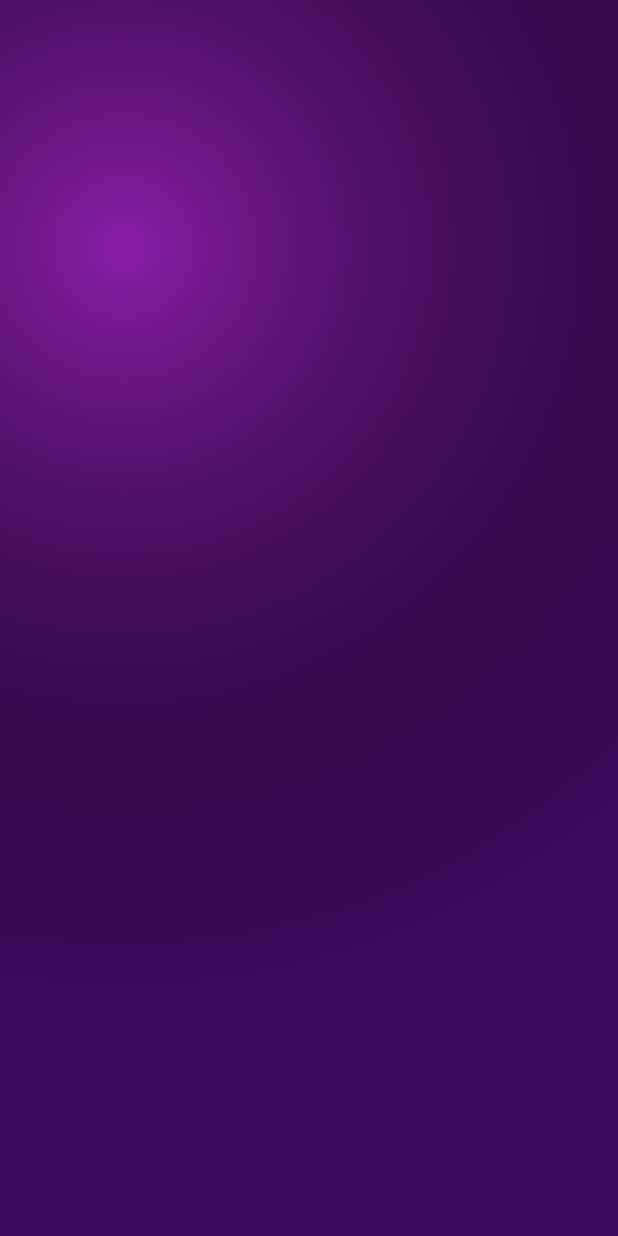
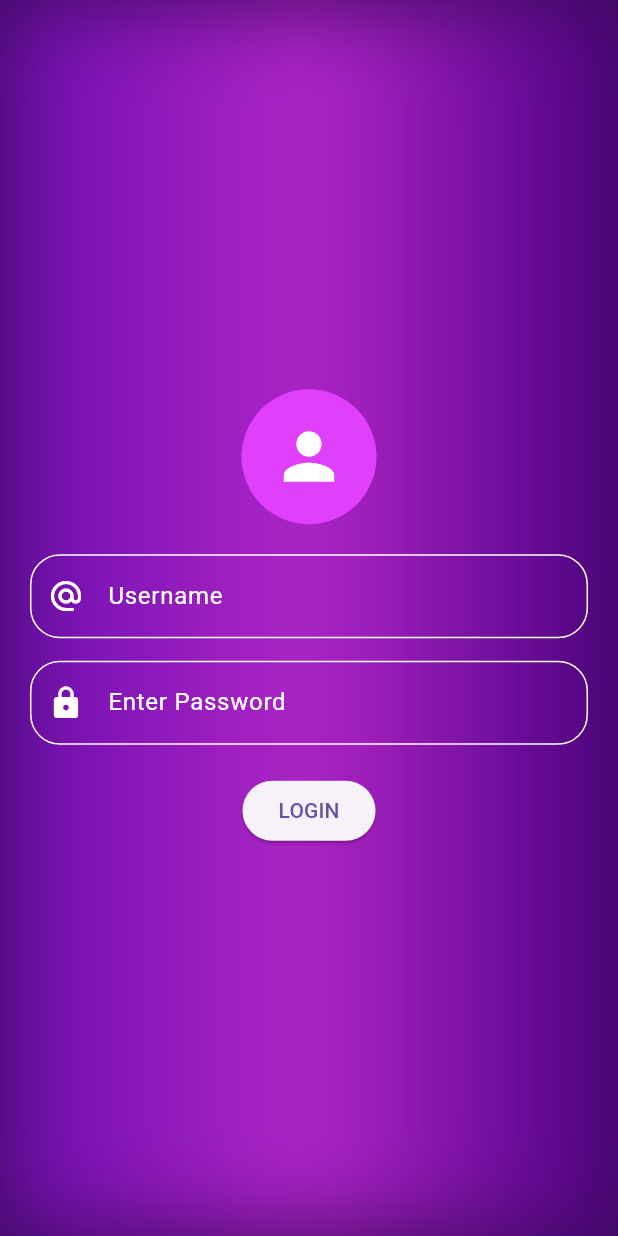
Before and after one commit to daniyalakhtar67/Miler, a Flutter app: the screen it shows after launch, on a phone screen of 412 x 824 dp. Run offline on Flutter 3.47's test engine with Material 3 defaults, Android fonts, the phone set to English and light mode, and no system bars; our stand-ins replace firebase_auth, firebase_core, fluttertoast, google_fonts; accounts and stored records are empty.

Commit message:
Updated Login Screen

```diff
--- a/lib/main.dart
+++ b/lib/main.dart
@@ -1,7 +1,11 @@
+import 'package:firebase_core/firebase_core.dart';
 import 'package:flutter/material.dart';
 import 'package:running_app/ui/Splash_Screen.dart';
+import 'package:running_app/widgets/colors.dart';
 
-void main() {
+void main() async{
+  WidgetsFlutterBinding.ensureInitialized();
+  await Firebase.initializeApp();
   runApp(const MyApp());
 }
 
--- a/lib/ui/Splash_Screen.dart
+++ b/lib/ui/Splash_Screen.dart
@@ -37,8 +37,9 @@ class _Splash_ScreenState extends State<Splash_Screen> {
                   radius: 1.2,
                   center: const Alignment(-0.6, -0.6),
                   colors: [
-                    AppColors.backgroundLight,
-                    Colors.transparent,
+                   AppColors.new1,
+                    AppColors.new2,
+                    AppColors.new3,
                   ],
                 ),
               ),
@@ -62,7 +63,6 @@ class _Splash_ScreenState extends State<Splash_Screen> {
                       width: 200,
                       decoration: const BoxDecoration(
                         color: Colors.white,
-                      // borderRadius: BorderRadius.only(topLeft: 10, bottomLeft: 10)
                       image: DecorationImage(image:  AssetImage('assets/images/logo.png'),
                       fit: BoxFit.contain,
                       )
--- a/lib/ui/login.dart
+++ b/lib/ui/login.dart
@@ -1,7 +1,11 @@
 import 'dart:async';
+import 'dart:ui';
+import 'package:firebase_auth/firebase_auth.dart';
 import 'package:flutter/material.dart';
+import 'package:running_app/ui/dashboard.dart';
 import 'package:running_app/ui/login.dart';
 import 'package:running_app/widgets/colors.dart';
+import 'package:running_app/widgets/utils.dart';
 
 class Login extends StatefulWidget {
   const Login({super.key});
@@ -11,7 +15,42 @@ class Login extends StatefulWidget {
 }
 
 class _LoginState extends State<Login> {
+  final email = TextEditingController();
+  final pass = TextEditingController();
+  final _formKey = GlobalKey<FormState>();
+  final _auth = FirebaseAuth.instance;
+  bool loading = false;
+
   @override
+  void dispose() {
+    email.dispose();
+    pass.dispose();
+    super.dispose();
+  }
+
+  void login() {
+    setState(() {
+      loading = true;
+    });
+    _auth.signInWithEmailAndPassword(
+      email: email.text.toString(),
+      password: pass.text.toString(),
+    ).then((value) {
+      Utils().tomsg(value.user!.email.toString());
+      Navigator.push(
+        context,
+        MaterialPageRoute(builder: (context) => Dashboard()),
+      );
+      setState(() {
+        loading = false;
+      });
+    }).onError((error, stackTrace) {
+      Utils().tomsg(error.toString());
+      setState(() {
+        loading = false;
+      });
+    });
+  }
 
   @override
   Widget build(BuildContext context) {
@@ -20,21 +59,111 @@ class _LoginState extends State<Login> {
       body: Stack(
         children: [
           Positioned.fill(
-            child: Container(
-              decoration: BoxDecoration(
-                gradient: RadialGradient(
-                  radius: 1.2,
-                  center: const Alignment(-0.6, -0.6),
-                  colors: [
-                    AppColors.backgroundLight,
-                    Colors.transparent,
-                  ],
+            child: ImageFiltered(
+              imageFilter: ImageFilter.blur(sigmaX: 30, sigmaY: 30),
+              child: Container(
+                decoration: BoxDecoration(
+                  gradient: LinearGradient(
+                    colors: [
+                      AppColors.new1,
+                      AppColors.new2,
+                      AppColors.new3,
+                    ],
+                  ),
                 ),
               ),
             ),
           ),
 
-
+          Column(
+            mainAxisAlignment: MainAxisAlignment.center,
+            crossAxisAlignment: CrossAxisAlignment.center,
+            children: [
+              CircleAvatar(
+                radius: 45,
+                backgroundColor: Colors.purpleAccent,
+                child: Icon(Icons.person, size: 50, color: Colors.white),
+              ),
+              SizedBox(height: 20),
+              Padding(
+                padding: const EdgeInsets.symmetric(horizontal: 20),
+                child: Form(
+                  key: _formKey,
+                  child: Column(
+                    children: [
+                      TextFormField(
+                        controller: email,
+                        decoration: InputDecoration(
+                          prefixIcon: Icon(Icons.alternate_email, color: Colors.white),
+                          hintText: 'Username',
+                          hintStyle: TextStyle(color: Colors.white),
+                          border: OutlineInputBorder(
+                            borderSide: BorderSide(color: Colors.white),
+                            borderRadius: BorderRadius.circular(20),
+                          ),
+                          focusedBorder: OutlineInputBorder(
+                            borderRadius: BorderRadius.circular(20),
+                            borderSide: BorderSide(color: Colors.white),
+                          ),
+                          enabledBorder: OutlineInputBorder(
+                            borderSide: BorderSide(color: Colors.white),
+                            borderRadius: BorderRadius.circular(20),
+                          ),
+                        ),
+                        validator: (value) {
+                          if (value!.isEmpty) {
+                            return "Enter Email";
+                          }
+                          return null;
+                        },
+                      ),
+                      SizedBox(height: 15),
+                      TextFormField(
+                        controller: pass,
+                        obscureText: true,
+                        obscuringCharacter: '*',
+                        keyboardType: TextInputType.text,
+                        decoration: InputDecoration(
+                          hintText: "Enter Password",
+                          hintStyle: TextStyle(color: Colors.white),
+                          prefixIcon: Icon(Icons.lock, color: Colors.white),
+                          border: OutlineInputBorder(
+                            borderRadius: BorderRadius.circular(20),
+                            borderSide: BorderSide(color: Colors.white),
+                          ),
+                          enabledBorder: OutlineInputBorder(
+                            borderSide: BorderSide(color: Colors.white),
+                            borderRadius: BorderRadius.circular(20),
+                          ),
+                          focusedBorder: OutlineInputBorder(
+                            borderRadius: BorderRadius.circular(20),
+                            borderSide: BorderSide(color: Colors.white),
+                          ),
+                        ),
+                        validator: (value) {
+                          if (value!.isEmpty) {
+                            return "Enter Password";
+                          }
+                          return null;
+                        },
+                      ),
+                      SizedBox(height: 20),
+                      ElevatedButton(
+                        onPressed: () {
+                          if (_formKey.currentState!.validate()) {
+                            login();
+                          }
+                        },
+                        child: loading
+                            ? CircularProgressIndicator(strokeWidth: 3)
+                            : Text('LOGIN'),
+                      ),
+                    ],
+                  ),
+                ),
+              ),
+            ],
+          ),
         ],
       ),
     );
--- a/lib/widgets/colors.dart
+++ b/lib/widgets/colors.dart
@@ -12,6 +12,9 @@ class AppColors {
   static const registerButton = Color(0xFF7A1470); // register button
   static const inputText = Color(0xFFE0D5E8); // input placeholder text
   static const inputLine = Color(0xFFB89EC4); // underline below inputs
+  static const new1 = Color(0xFF6A0DAD);
+  static const new2 = Color(0xFFB026C7);
+  static const new3 = Color(0xFF4B0082);
   static const iconColor = Colors.white; // email/lock icons
   static const forgotPasswordText = Color(
     0xFFD9B8E8,
--- a/pubspec.yaml
+++ b/pubspec.yaml
@@ -39,6 +39,7 @@ dependencies:
   firebase_database: ^11.3.0
   firebase_storage: ^12.3.7
   google_fonts: ^6.2.1
+  fluttertoast: ^9.1.0
 
 dev_dependencies:
   flutter_test:
```
Also changed, not shown: lib/ui/dashboard.dart (added, +15 -0 lines), lib/ui/signup.dart (added, +15 -0 lines), lib/widgets/utils.dart (added, +16 -0 lines), assets/images/login.png (added), pubspec.lock.
